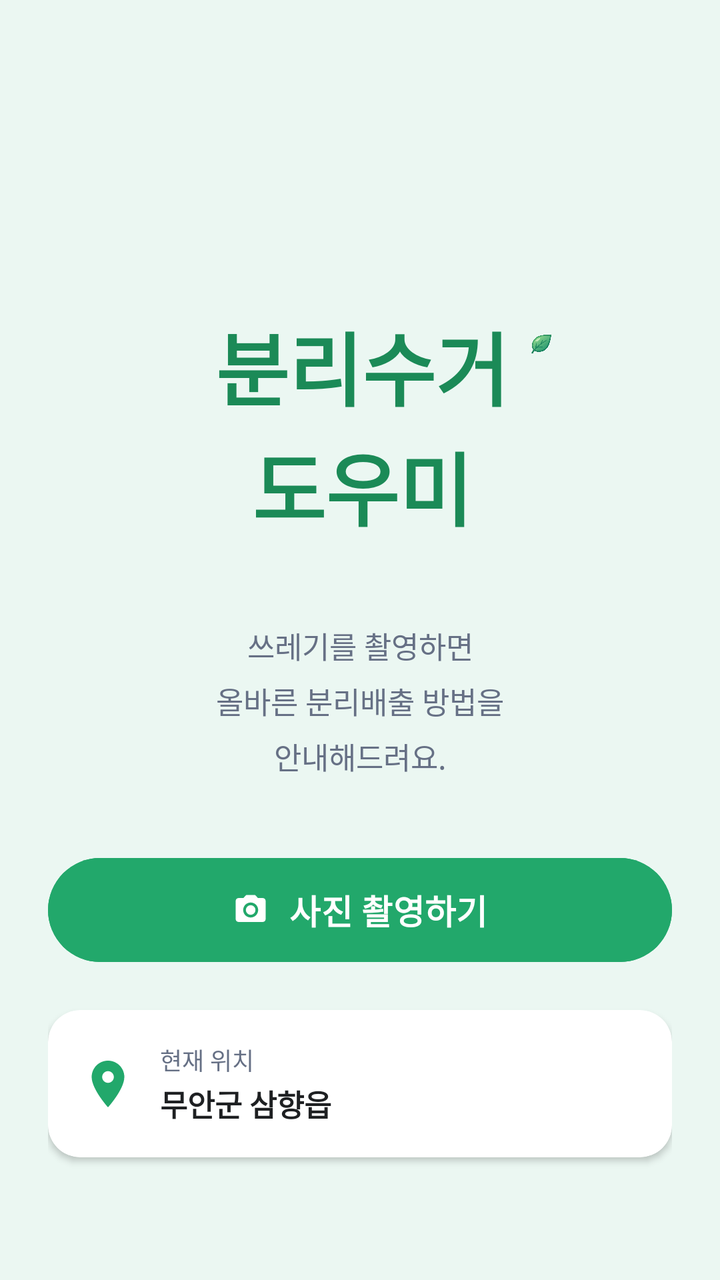
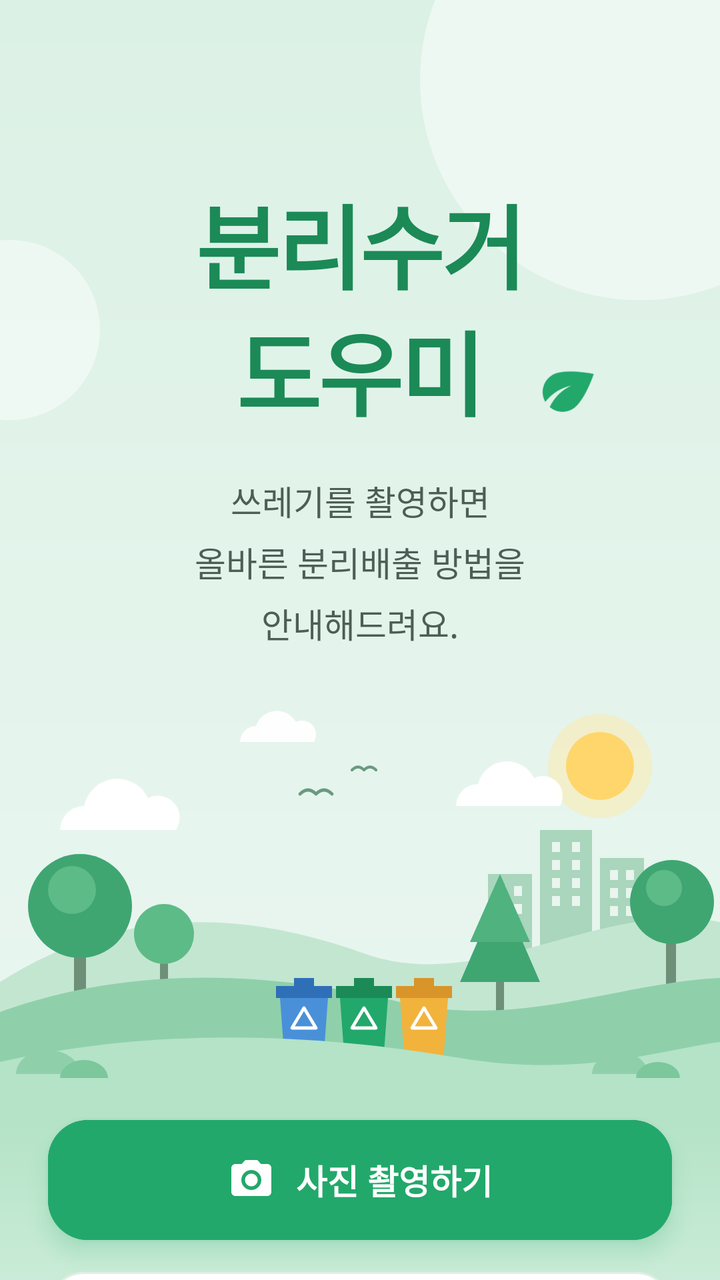

Before-and-after screenshots of an Android layout around one commit, followed by the original layout XML and the change that was made.
<!-- AndroidManifest.xml: application theme Theme.RecycleGuide -->
<!-- res/layout/fragment_home.xml -->
<androidx.core.widget.NestedScrollView
    xmlns:android="http://schemas.android.com/apk/res/android"
    xmlns:app="http://schemas.android.com/apk/res-auto"
    android:layout_width="match_parent"
    android:layout_height="match_parent"
    android:background="@color/bg_green_light"
    android:fillViewport="true">

    <androidx.constraintlayout.widget.ConstraintLayout
        android:layout_width="match_parent"
        android:layout_height="wrap_content"
        android:paddingHorizontal="24dp"
        android:paddingTop="150dp"
        android:paddingBottom="24dp">

        

        
        <TextView
            android:id="@+id/layout_title"
            android:layout_width="wrap_content"
            android:layout_height="wrap_content"
            android:layout_marginTop="4dp"
            android:gravity="center"
            android:lineSpacingExtra="2dp"
            android:text="@string/title_app_main"
            android:textColor="@color/primary_green_dark"
            android:textSize="40sp"
            android:textStyle="bold"
            app:layout_constraintEnd_toEndOf="parent"
            app:layout_constraintHorizontal_bias="0.506"
            app:layout_constraintStart_toStartOf="parent"
            app:layout_constraintTop_toTopOf="parent" />

        <ImageView
            android:id="@+id/iv_title_leaf"
            android:layout_width="28dp"
            android:layout_height="28dp"
            android:layout_marginStart="2dp"
            android:layout_marginTop="4dp"
            android:contentDescription="@null"
            android:scaleType="fitCenter"
            app:srcCompat="@drawable/leaf"
            app:layout_constraintStart_toEndOf="@id/layout_title"
            app:layout_constraintTop_toTopOf="@id/layout_title" />

        


        <TextView
            android:id="@+id/tv_subtitle"
            android:layout_width="wrap_content"
            android:layout_height="wrap_content"
            android:layout_marginTop="40dp"
            android:gravity="center"
            android:lineSpacingExtra="6dp"
            android:text="@string/subtitle_app_main"
            android:textColor="@color/text_sub"
            android:textSize="15sp"
            app:layout_constraintStart_toStartOf="parent"
            app:layout_constraintEnd_toEndOf="parent"

            app:layout_constraintTop_toBottomOf="@id/layout_title" />

        <com.google.android.material.button.MaterialButton
            android:id="@+id/btn_camera"
            android:layout_width="0dp"
            android:layout_height="60dp"
            android:layout_marginTop="36dp"
            android:backgroundTint="@color/primary_green"
            android:text="@string/btn_take_photo"
            android:textColor="@color/white"
            android:textSize="17sp"
            android:textStyle="bold"
            app:cornerRadius="28dp"
            app:icon="@drawable/baseline_camera_alt_24"
            app:iconGravity="textStart"
            app:iconPadding="10dp"
            app:iconTint="@color/white"
            app:layout_constraintEnd_toEndOf="parent"
            app:layout_constraintStart_toStartOf="parent"
            app:layout_constraintTop_toBottomOf="@id/tv_subtitle" />

        
        <com.google.android.material.card.MaterialCardView
            android:id="@+id/card_location"
            android:layout_width="0dp"
            android:layout_height="wrap_content"
            android:layout_marginTop="20dp"
            app:cardBackgroundColor="@color/white"
            app:cardCornerRadius="16dp"
            app:cardElevation="2dp"
            app:strokeWidth="0dp"
            app:layout_constraintTop_toBottomOf="@id/btn_camera"
            app:layout_constraintStart_toStartOf="parent"
            app:layout_constraintEnd_toEndOf="parent">

            <androidx.constraintlayout.widget.ConstraintLayout
                android:layout_width="match_parent"
                android:layout_height="wrap_content"
                android:padding="16dp">

                
                <ImageView
                    android:id="@+id/iv_location_icon"
                    android:layout_width="28dp"
                    android:layout_height="28dp"
                    android:contentDescription="@null"
                    app:srcCompat="@drawable/baseline_location_on_24"
                    app:tint="@color/primary_green"
                    app:layout_constraintStart_toStartOf="parent"
                    app:layout_constraintTop_toTopOf="parent"
                    app:layout_constraintBottom_toBottomOf="parent" />

                
                <TextView
                    android:id="@+id/tv_location_label"
                    android:layout_width="0dp"
                    android:layout_height="wrap_content"
                    android:layout_marginStart="12dp"
                    android:text="@string/label_current_location"
                    android:textColor="@color/text_sub"
                    android:textSize="12sp"
                    app:layout_constraintStart_toEndOf="@id/iv_location_icon"
                    app:layout_constraintEnd_toStartOf="@id/tv_location_arrow"
                    app:layout_constraintTop_toTopOf="parent" />

                
                <TextView
                    android:id="@+id/tv_location_name"
                    android:layout_width="0dp"
                    android:layout_height="wrap_content"
                    android:layout_marginStart="12dp"
                    android:layout_marginTop="2dp"
                    android:text="@string/sample_location"
                    android:textColor="@color/text_main"
                    android:textSize="15sp"
                    android:textStyle="bold"
                    app:layout_constraintStart_toEndOf="@id/iv_location_icon"
                    app:layout_constraintEnd_toStartOf="@id/tv_location_arrow"
                    app:layout_constraintTop_toBottomOf="@id/tv_location_label" />

                
                <TextView
                    android:id="@+id/tv_location_arrow"
                    android:layout_width="wrap_content"
                    android:layout_height="wrap_content"

                    android:textColor="@color/primary_green"
                    android:textSize="26sp"
                    app:layout_constraintEnd_toEndOf="parent"
                    app:layout_constraintTop_toTopOf="parent"
                    app:layout_constraintBottom_toBottomOf="parent" />

            </androidx.constraintlayout.widget.ConstraintLayout>

        </com.google.android.material.card.MaterialCardView>

    </androidx.constraintlayout.widget.ConstraintLayout>

</androidx.core.widget.NestedScrollView>
<!-- resources referenced by this layout -->
<resources>
  <color name="bg_green_light">#EBF7F2</color>
  <color name="primary_green">#22A86B</color>
  <color name="primary_green_dark">#1B8A57</color>
  <color name="text_main">#1E2022</color>
  <color name="text_sub">#667085</color>
  <color name="white">#FFFFFFFF</color>
  <!-- drawable baseline_location_on_24 (drawable) -->
  <vector xmlns:android="http://schemas.android.com/apk/res/android" android:height="24dp" android:tint="#000000" android:viewportHeight="24" android:viewportWidth="24" android:width="24dp">
        
      <path android:fillColor="@android:color/white" android:pathData="M12,2C8.13,2 5,5.13 5,9c0,5.25 7,13 7,13s7,-7.75 7,-13c0,-3.87 -3.13,-7 -7,-7zM12,11.5c-1.38,0 -2.5,-1.12 -2.5,-2.5s1.12,-2.5 2.5,-2.5 2.5,1.12 2.5,2.5 -1.12,2.5 -2.5,2.5z"/>
      
  </vector>
  <!-- drawable leaf: png bitmap (drawable, 307383 bytes) -->
  <string name="btn_take_photo">사진 촬영하기</string>
  <string name="label_current_location">현재 위치</string>
  <string name="sample_location">무안군 삼향읍</string>
  <string name="subtitle_app_main">쓰레기를 촬영하면\n올바른 분리배출 방법을\n안내해드려요.</string>
  <string name="title_app_main">분리수거\n도우미</string>
  <style name="Theme.RecycleGuide" parent="Base.Theme.RecycleGuide" />
  <style name="Base.Theme.RecycleGuide" parent="Theme.Material3.DayNight.NoActionBar">
          
          
      </style>
  <!-- unchanged entries left out for length: 1 -->
</resources>

<!-- the commit's change to res/layout/fragment_home.xml (unified diff, before → after) -->
@@ -1,143 +1,219 @@
-<androidx.core.widget.NestedScrollView
-    xmlns:android="http://schemas.android.com/apk/res/android"
+<?xml version="1.0" encoding="utf-8"?>
+<androidx.core.widget.NestedScrollView xmlns:android="http://schemas.android.com/apk/res/android"
     xmlns:app="http://schemas.android.com/apk/res-auto"
+    xmlns:tools="http://schemas.android.com/tools"
     android:layout_width="match_parent"
     android:layout_height="match_parent"
-    android:background="@color/bg_green_light"
-    android:fillViewport="true">
+    android:background="@drawable/bg_home_gradient"
+    android:fillViewport="true"
+    android:overScrollMode="never"
+    android:scrollbars="none">
 
     <androidx.constraintlayout.widget.ConstraintLayout
         android:layout_width="match_parent"
         android:layout_height="wrap_content"
-        android:paddingHorizontal="24dp"
-        android:paddingTop="150dp"
-        android:paddingBottom="24dp">
-
-        
+        android:clipChildren="false">
+
+        
+        <View
+            android:id="@+id/deco_circle_top"
+            android:layout_width="220dp"
+            android:layout_height="220dp"
+            android:background="@drawable/bg_deco_circle"
+            android:translationX="70dp"
+            android:translationY="-70dp"
+            app:layout_constraintEnd_toEndOf="parent"
+            app:layout_constraintTop_toTopOf="parent" />
+
+        <View
+            android:id="@+id/deco_circle_small"
+            android:layout_width="90dp"
+            android:layout_height="90dp"
+            android:layout_marginTop="120dp"
+            android:background="@drawable/bg_deco_circle"
+            android:translationX="-40dp"
+            app:layout_constraintStart_toStartOf="parent"
+            app:layout_constraintTop_toTopOf="parent" />
 
         
         <TextView
             android:id="@+id/layout_title"
             android:layout_width="wrap_content"
             android:layout_height="wrap_content"
-            android:layout_marginTop="4dp"
+            android:layout_marginTop="88dp"
+            android:fontFamily="sans-serif-black"
             android:gravity="center"
-            android:lineSpacingExtra="2dp"
+            android:includeFontPadding="false"
+            android:letterSpacing="-0.03"
+            android:lineSpacingMultiplier="0.95"
             android:text="@string/title_app_main"
             android:textColor="@color/primary_green_dark"
-            android:textSize="40sp"
+            android:textSize="46sp"
             android:textStyle="bold"
             app:layout_constraintEnd_toEndOf="parent"
-            app:layout_constraintHorizontal_bias="0.506"
             app:layout_constraintStart_toStartOf="parent"
             app:layout_constraintTop_toTopOf="parent" />
 
+        
         <ImageView
             android:id="@+id/iv_title_leaf"
-            android:layout_width="28dp"
-            android:layout_height="28dp"
-            android:layout_marginStart="2dp"
-            android:layout_marginTop="4dp"
+            android:layout_width="34dp"
+            android:layout_height="34dp"
+            android:layout_marginStart="4dp"
+            android:layout_marginBottom="6dp"
             android:contentDescription="@null"
-            android:scaleType="fitCenter"
-            app:srcCompat="@drawable/leaf"
+            android:rotation="15"
+            app:layout_constraintBottom_toBottomOf="@id/layout_title"
             app:layout_constraintStart_toEndOf="@id/layout_title"
-            app:layout_constraintTop_toTopOf="@id/layout_title" />
-
-        
-
-
+            app:srcCompat="@drawable/ic_leaf"
+            app:tint="@color/primary_green" />
+
+        
         <TextView
             android:id="@+id/tv_subtitle"
             android:layout_width="wrap_content"
             android:layout_height="wrap_content"
-            android:layout_marginTop="40dp"
+            android:layout_marginHorizontal="24dp"
+            android:layout_marginTop="20dp"
+            android:fontFamily="sans-serif-medium"
             android:gravity="center"
             android:lineSpacingExtra="6dp"
             android:text="@string/subtitle_app_main"
-            android:textColor="@color/text_sub"
-            android:textSize="15sp"
-            app:layout_constraintStart_toStartOf="parent"
-            app:layout_constraintEnd_toEndOf="parent"
-
+            android:textColor="#4D5E55"
+            android:textSize="17sp"
+            app:layout_constraintEnd_toEndOf="parent"
+            app:layout_constraintStart_toStartOf="parent"
             app:layout_constraintTop_toBottomOf="@id/layout_title" />
 
+        
+        <View
+            android:id="@+id/view_ground"
+            android:layout_width="0dp"
+            android:layout_height="0dp"
+            android:background="@drawable/bg_home_ground"
+            app:layout_constraintBottom_toBottomOf="parent"
+            app:layout_constraintEnd_toEndOf="parent"
+            app:layout_constraintStart_toStartOf="parent"
+            app:layout_constraintTop_toBottomOf="@id/iv_landscape" />
+
+        
+        <ImageView
+            android:id="@+id/iv_landscape"
+            android:layout_width="0dp"
+            android:layout_height="wrap_content"
+            android:layout_marginTop="16dp"
+            android:adjustViewBounds="true"
+            android:contentDescription="@null"
+            android:scaleType="fitXY"
+            android:translationY="1dp"
+            app:layout_constraintBottom_toTopOf="@id/btn_camera"
+            app:layout_constraintEnd_toEndOf="parent"
+            app:layout_constraintStart_toStartOf="parent"
+            app:layout_constraintTop_toBottomOf="@id/tv_subtitle"
+            app:layout_constraintVertical_bias="1.0"
+            app:srcCompat="@drawable/img_home_landscape" />
+
+        
         <com.google.android.material.button.MaterialButton
             android:id="@+id/btn_camera"
             android:layout_width="0dp"
             android:layout_height="60dp"
-            android:layout_marginTop="36dp"
+            android:layout_marginHorizontal="24dp"
+            android:layout_marginBottom="16dp"
             android:backgroundTint="@color/primary_green"
+            android:elevation="6dp"
+            android:insetTop="0dp"
+            android:insetBottom="0dp"
+            android:letterSpacing="0"
+            android:outlineSpotShadowColor="@color/primary_green"
+            android:stateListAnimator="@null"
             android:text="@string/btn_take_photo"
+            android:textAllCaps="false"
             android:textColor="@color/white"
             android:textSize="17sp"
             android:textStyle="bold"
-            app:cornerRadius="28dp"
+            app:cornerRadius="20dp"
             app:icon="@drawable/baseline_camera_alt_24"
             app:iconGravity="textStart"
             app:iconPadding="10dp"
+            app:iconSize="24dp"
             app:iconTint="@color/white"
-            app:layout_constraintEnd_toEndOf="parent"
-            app:layout_constraintStart_toStartOf="parent"
-            app:layout_constraintTop_toBottomOf="@id/tv_subtitle" />
+            app:layout_constraintBottom_toTopOf="@id/card_location"
+            app:layout_constraintEnd_toEndOf="parent"
+            app:layout_constraintStart_toStartOf="parent"
+            app:rippleColor="#33FFFFFF"
+            tools:targetApi="p" />
 
         
         <com.google.android.material.card.MaterialCardView
             android:id="@+id/card_location"
             android:layout_width="0dp"
             android:layout_height="wrap_content"
-            android:layout_marginTop="20dp"
+            android:layout_marginHorizontal="24dp"
+            android:layout_marginBottom="24dp"
+            android:clickable="true"
+            android:focusable="true"
             app:cardBackgroundColor="@color/white"
-            app:cardCornerRadius="16dp"
-            app:cardElevation="2dp"
-            app:strokeWidth="0dp"
-            app:layout_constraintTop_toBottomOf="@id/btn_camera"
-            app:layout_constraintStart_toStartOf="parent"
-            app:layout_constraintEnd_toEndOf="parent">
+            app:cardCornerRadius="18dp"
+            app:cardElevation="0dp"
+            app:layout_constraintBottom_toBottomOf="parent"
+            app:layout_constraintEnd_toEndOf="parent"
+            app:layout_constraintStart_toStartOf="parent"
+            app:rippleColor="@color/home_ripple_green"
+            app:strokeColor="@color/home_card_stroke"
+            app:strokeWidth="1dp">
 
             <androidx.constraintlayout.widget.ConstraintLayout
                 android:layout_width="match_parent"
                 android:layout_height="wrap_content"
-                android:padding="16dp">
+                android:paddingHorizontal="16dp"
+                android:paddingVertical="14dp">
 
                 
                 <ImageView
                     android:id="@+id/iv_location_icon"
-                    android:layout_width="28dp"
-                    android:layout_height="28dp"
+                    android:layout_width="44dp"
+                    android:layout_height="44dp"
+                    android:background="@drawable/bg_location_icon"
                     android:contentDescription="@null"
-                    app:srcCompat="@drawable/baseline_location_on_24"
-                    app:tint="@color/primary_green"
+                    android:padding="10dp"
+                    app:layout_constraintBottom_toBottomOf="parent"
                     app:layout_constraintStart_toStartOf="parent"
                     app:layout_constraintTop_toTopOf="parent"
-                    app:layout_constraintBottom_toBottomOf="parent" />
+                    app:srcCompat="@drawable/baseline_location_on_24"
+                    app:tint="@color/primary_green" />
 
                 
                 <TextView
                     android:id="@+id/tv_location_label"
                     android:layout_width="0dp"
                     android:layout_height="wrap_content"
-                    android:layout_marginStart="12dp"
+                    android:layout_marginStart="14dp"
                     android:text="@string/label_current_location"
                     android:textColor="@color/text_sub"
                     android:textSize="12sp"
+                    app:layout_constraintBottom_toTopOf="@id/tv_location_name"
+                    app:layout_constraintEnd_toStartOf="@id/tv_location_arrow"
                     app:layout_constraintStart_toEndOf="@id/iv_location_icon"
-                    app:layout_constraintEnd_toStartOf="@id/tv_location_arrow"
-                    app:layout_constraintTop_toTopOf="parent" />
+                    app:layout_constraintTop_toTopOf="parent"
+                    app:layout_constraintVertical_chainStyle="packed" />
 
                 
                 <TextView
                     android:id="@+id/tv_location_name"
                     android:layout_width="0dp"
                     android:layout_height="wrap_content"
-                    android:layout_marginStart="12dp"
-                    android:layout_marginTop="2dp"
+                    android:layout_marginStart="14dp"
+                    android:layout_marginTop="3dp"
+                    android:ellipsize="end"
+                    android:maxLines="1"
                     android:text="@string/sample_location"
                     android:textColor="@color/text_main"
-                    android:textSize="15sp"
+                    android:textSize="16sp"
                     android:textStyle="bold"
+                    app:layout_constraintBottom_toBottomOf="parent"
+                    app:layout_constraintEnd_toStartOf="@id/tv_location_arrow"
                     app:layout_constraintStart_toEndOf="@id/iv_location_icon"
-                    app:layout_constraintEnd_toStartOf="@id/tv_location_arrow"
                     app:layout_constraintTop_toBottomOf="@id/tv_location_label" />
 
                 
@@ -145,17 +221,15 @@
                     android:id="@+id/tv_location_arrow"
                     android:layout_width="wrap_content"
                     android:layout_height="wrap_content"
-
-                    android:textColor="@color/primary_green"
-                    android:textSize="26sp"
+                    android:layout_marginStart="8dp"
+                    app:drawableEndCompat="@drawable/ic_chevron_right"
+                    app:drawableTint="@color/primary_green"
+                    app:layout_constraintBottom_toBottomOf="parent"
                     app:layout_constraintEnd_toEndOf="parent"
-                    app:layout_constraintTop_toTopOf="parent"
-                    app:layout_constraintBottom_toBottomOf="parent" />
+                    app:layout_constraintTop_toTopOf="parent" />
 
             </androidx.constraintlayout.widget.ConstraintLayout>
-
         </com.google.android.material.card.MaterialCardView>
 
     </androidx.constraintlayout.widget.ConstraintLayout>
-
 </androidx.core.widget.NestedScrollView>
<!-- resource entries referenced after the edit -->
@@ -1,6 +1,11 @@
 <!-- resources referenced by this layout -->
 <resources>
+  <color name="home_card_stroke">#E1EEE6</color>
+  <color name="home_ripple_green">#1A2E9C6A</color>
   <color name="bg_green_light">#EBF7F2</color>
+  <color name="home_ground_bottom">#E3F5EA</color>
+  <color name="home_ground_top">#B4E3C7</color>
+  <color name="home_icon_bg">#E6F4EC</color>
   <color name="primary_green">#22A86B</color>
   <color name="primary_green_dark">#1B8A57</color>
   <color name="text_main">#1E2022</color>
@@ -12,13 +17,56 @@
       <path android:fillColor="@android:color/white" android:pathData="M12,2C8.13,2 5,5.13 5,9c0,5.25 7,13 7,13s7,-7.75 7,-13c0,-3.87 -3.13,-7 -7,-7zM12,11.5c-1.38,0 -2.5,-1.12 -2.5,-2.5s1.12,-2.5 2.5,-2.5 2.5,1.12 2.5,2.5 -1.12,2.5 -2.5,2.5z"/>
       
   </vector>
-  <!-- drawable leaf: png bitmap (drawable, 307383 bytes) -->
+  <!-- drawable bg_deco_circle (drawable) -->
+  <shape xmlns:android="http://schemas.android.com/apk/res/android" android:shape="oval">
+      <solid android:color="@color/home_deco_circle" />
+  </shape>
+  <!-- drawable bg_home_gradient (drawable) -->
+  <shape xmlns:android="http://schemas.android.com/apk/res/android" android:shape="rectangle">
+      <gradient
+          android:angle="270"
+          android:startColor="@color/home_bg_top"
+          android:endColor="@color/bg_green_light"
+          android:type="linear" />
+  </shape>
+  <!-- drawable bg_home_ground (drawable) -->
+  <?xml version="1.0" encoding="utf-8"?>
+  <shape xmlns:android="http://schemas.android.com/apk/res/android"
+      android:shape="rectangle">
+      
+      <gradient
+          android:angle="270"
+          android:endColor="@color/home_ground_bottom"
+          android:startColor="@color/home_ground_top"
+          android:type="linear" />
+  </shape>
+  <!-- drawable bg_location_icon (drawable) -->
+  <shape xmlns:android="http://schemas.android.com/apk/res/android" android:shape="oval">
+      <solid android:color="@color/home_icon_bg" />
+  </shape>
+  <!-- drawable ic_chevron_right (drawable) -->
+  <vector xmlns:android="http://schemas.android.com/apk/res/android"
+      android:width="26dp" android:height="26dp"
+      android:viewportWidth="24" android:viewportHeight="24">
+      <path android:fillColor="#FF000000"
+          android:pathData="M10,6L8.59,7.41 13.17,12l-4.58,4.59L10,18l6,-6z" />
+  </vector>
+  <!-- drawable ic_leaf (drawable) -->
+  <vector xmlns:android="http://schemas.android.com/apk/res/android"
+      android:width="24dp" android:height="24dp"
+      android:viewportWidth="24" android:viewportHeight="24">
+      <path android:fillColor="#FF000000"
+          android:pathData="M6.05,8.05c-2.73,2.73 -2.73,7.15 -0.02,9.88c1.47,-3.4 4.09,-6.24 7.36,-7.93c-2.77,2.34 -4.71,5.61 -5.39,9.32c2.6,1.23 5.8,0.78 7.95,-1.37C19.43,14.47 20,4 20,4S9.53,4.57 6.05,8.05z" />
+  </vector>
+  <!-- drawable img_home_landscape: vector/xml drawable (drawable, 5557 chars, omitted) -->
   <string name="btn_take_photo">사진 촬영하기</string>
   <string name="label_current_location">현재 위치</string>
   <string name="sample_location">무안군 삼향읍</string>
   <string name="subtitle_app_main">쓰레기를 촬영하면\n올바른 분리배출 방법을\n안내해드려요.</string>
   <string name="title_app_main">분리수거\n도우미</string>
   <style name="Theme.RecycleGuide" parent="Base.Theme.RecycleGuide" />
+  <color name="home_deco_circle">#73FFFFFF</color>
+  <color name="home_bg_top">#DCF1E5</color>
   <style name="Base.Theme.RecycleGuide" parent="Theme.Material3.DayNight.NoActionBar">
           
           
